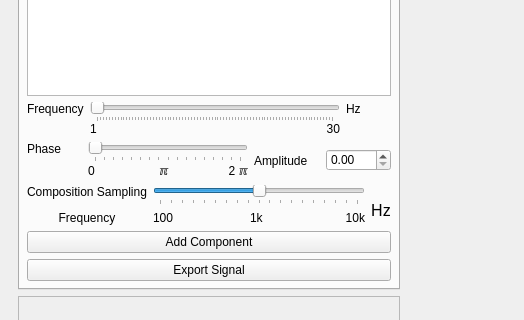
Old version of the form UI/grid_view.ui in the repository MohamedHisham20/Sampling-Theory-Studio; both pictures show x 0 to 524 and y 128 to 448 of the 1169 by 794 pixel window.
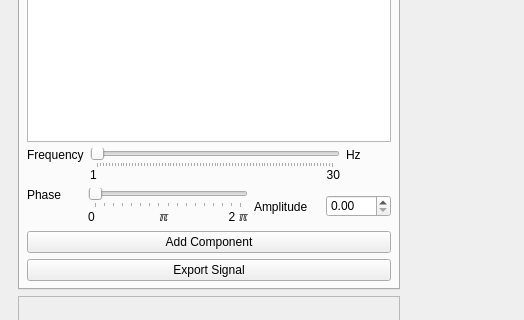
New version of the form. Icons and pictures are not drawn.

Commit message: remove compose sampling frequency

```diff
--- a/UI/grid_view.ui
+++ b/UI/grid_view.ui
@@ -2460,117 +2460,6 @@
              </item>
             </layout>
            </item>
-           <item>
-            <layout class="QHBoxLayout" name="horizontalLayout">
-             <item>
-              <widget class="QLabel" name="sampling_freq_label_2">
-               <property name="text">
-                <string>&lt;html&gt;&lt;head/&gt;&lt;body&gt;&lt;p&gt;Composition Sampling&lt;/p&gt;&lt;p align=&quot;center&quot;&gt;Frequency&lt;/p&gt;&lt;/body&gt;&lt;/html&gt;</string>
-               </property>
-              </widget>
-             </item>
-             <item>
-              <layout class="QVBoxLayout" name="compose_sampling_frequency_complex">
-               <item>
-                <widget class="QSlider" name="compose_sampling_frequency_slider">
-                 <property name="maximumSize">
-                  <size>
-                   <width>2000</width>
-                   <height>16777215</height>
-                  </size>
-                 </property>
-                 <property name="minimum">
-                  <number>10</number>
-                 </property>
-                 <property name="maximum">
-                  <number>190</number>
-                 </property>
-                 <property name="singleStep">
-                  <number>5</number>
-                 </property>
-                 <property name="value">
-                  <number>100</number>
-                 </property>
-                 <property name="orientation">
-                  <enum>Qt::Orientation::Horizontal</enum>
-                 </property>
-                 <property name="tickPosition">
-                  <enum>QSlider::TickPosition::TicksBelow</enum>
-                 </property>
-                 <property name="tickInterval">
-                  <number>0</number>
-                 </property>
-                </widget>
-               </item>
-               <item>
-                <layout class="QHBoxLayout" name="compose_sampling_frequency_labels">
-                 <item>
-                  <widget class="QLabel" name="phase_label_1">
-                   <property name="text">
-                    <string>100</string>
-                   </property>
-                   <property name="indent">
-                    <number>0</number>
-                   </property>
-                  </widget>
-                 </item>
-                 <item>
-                  <widget class="QLabel" name="phase_label_pi_2">
-                   <property name="text">
-                    <string>1k</string>
-                   </property>
-                   <property name="indent">
-                    <number>6</number>
-                   </property>
-                  </widget>
-                 </item>
-                 <item>
-                  <widget class="QLabel" name="phase_label_2_pi_2">
-                   <property name="maximumSize">
-                    <size>
-                     <width>30</width>
-                     <height>16777215</height>
-                    </size>
-                   </property>
-                   <property name="toolTipDuration">
-                    <number>-1</number>
-                   </property>
-                   <property name="layoutDirection">
-                    <enum>Qt::LayoutDirection::LeftToRight</enum>
-                   </property>
-                   <property name="lineWidth">
-                    <number>0</number>
-                   </property>
-                   <property name="text">
-                    <string>10k</string>
-                   </property>
-                   <property name="alignment">
-                    <set>Qt::AlignmentFlag::AlignRight|Qt::AlignmentFlag::AlignTrailing|Qt::AlignmentFlag::AlignVCenter</set>
-                   </property>
-                   <property name="indent">
-                    <number>0</number>
-                   </property>
-                  </widget>
-                 </item>
-                </layout>
-               </item>
-              </layout>
-             </item>
-             <item>
-              <widget class="QLabel" name="composition_sampling_frequency_label">
-               <property name="text">
-                <string>&lt;html&gt;&lt;head/&gt;&lt;body&gt;&lt;p&gt;&lt;span style=&quot; font-size:18pt; vertical-align:sub;&quot;&gt;Hz&lt;/span&gt;&lt;/p&gt;&lt;/body&gt;&lt;/html&gt;</string>
-               </property>
-               <property name="textFormat">
-                <enum>Qt::TextFormat::MarkdownText</enum>
-               </property>
-               <property name="alignment">
-                <set>Qt::AlignmentFlag::AlignCenter</set>
-               </property>
-              </widget>
-             </item>
-            </layout>
-           </item>
            <item>
             <widget class="QPushButton" name="add_component_button">
              <property name="text">
```
The commit also changes 2 other files.
